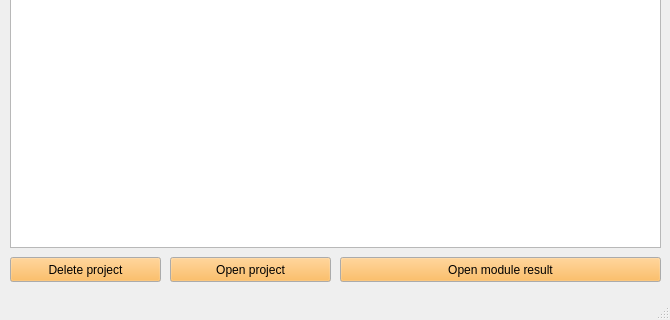
Ol333/dipl, file ui_mw.ui: the form before one commit; both pictures show x 0 to 670 and y 248 to 568 of the 670 by 568 pixel window.
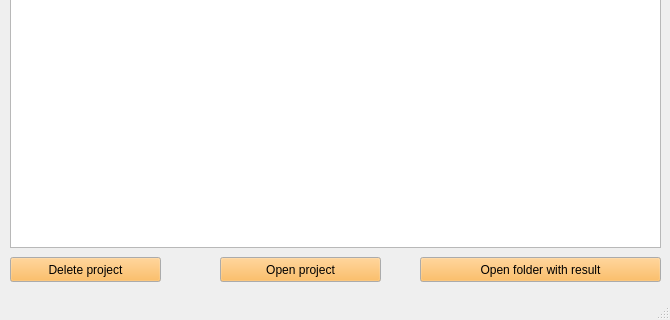
The form after the commit. The open tabs and pages were chosen to show the change.

Commit message: open proj, open result folder

Patch:
```diff
--- a/ui_mw.ui
+++ b/ui_mw.ui
@@ -705,7 +705,7 @@
      <widget class="QPushButton" name="pushButton_6">
       <property name="geometry">
        <rect>
-        <x>160</x>
+        <x>210</x>
         <y>450</y>
         <width>161</width>
         <height>25</height>
@@ -755,9 +755,9 @@
      <widget class="QPushButton" name="pushButton_7">
       <property name="geometry">
        <rect>
-        <x>330</x>
+        <x>410</x>
         <y>450</y>
-        <width>321</width>
+        <width>241</width>
         <height>25</height>
        </rect>
       </property>
@@ -799,7 +799,7 @@
        </palette>
       </property>
       <property name="text">
-       <string>Open module result</string>
+       <string>Open folder with result</string>
       </property>
      </widget>
     </widget>
```
The commit also changes 6 other files.
